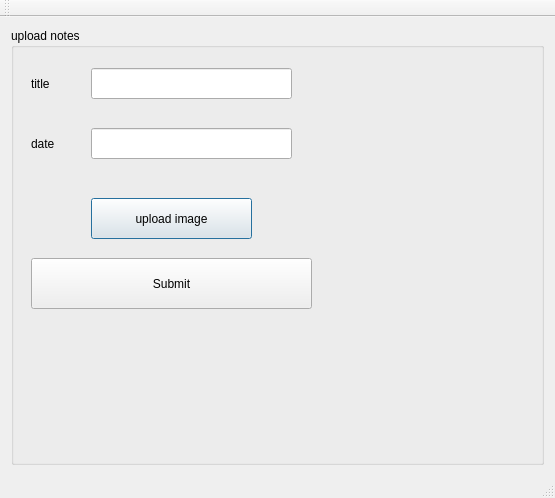
First picture: the form in button.ui, repository mehreen019/notebox, before the edit.
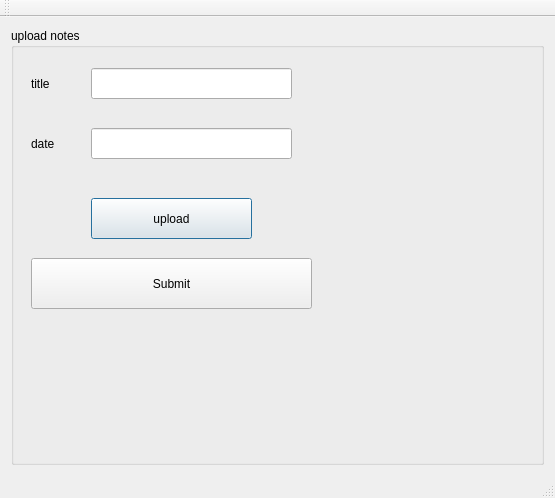
Second picture: the form after the edit.

What changed in the file:
```diff
--- a/button.ui
+++ b/button.ui
@@ -30,7 +30,7 @@
         </rect>
        </property>
        <property name="text">
-        <string>upload image</string>
+        <string>upload</string>
        </property>
        <property name="autoDefault">
         <bool>true</bool>
```
Left out of the diff: 4 changed lines with no effect on the pictures.
